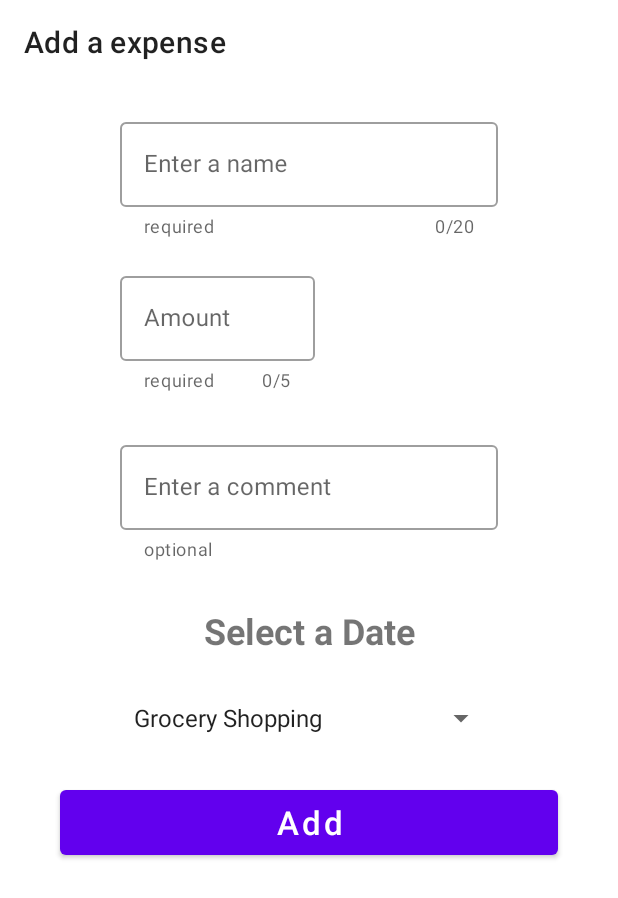
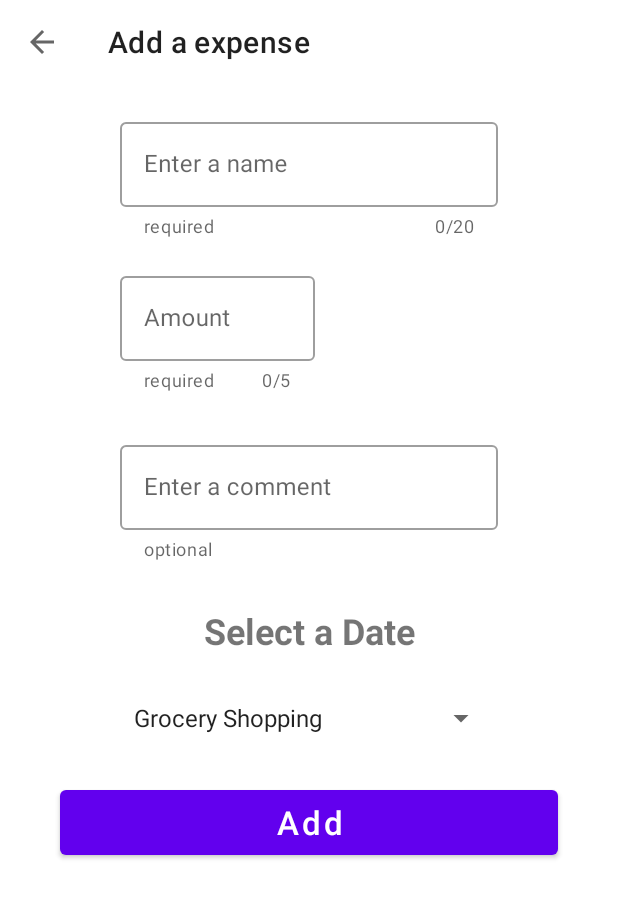
Before and after one commit to agul1no/ExpensesAppRoom, an Android app: the AddFragment screen opened through its navigation route, on a phone screen of 412 x 824 dp. Shown: the top 898 px of the screen. Run offline under Robolectric (Android 15) with nearby library versions, the phone set to English and light mode, and no system bars; our stand-ins replace Room's generated code, navigation-ui; 1 statement that could not run was skipped.

Commit message:
added back button to add fragment, max and min in the chart set when no entries, onBackPressed problem solved

```diff
--- a/app/src/main/java/com/example/expensesapproom/fragments/AddFragment.kt
+++ b/app/src/main/java/com/example/expensesapproom/fragments/AddFragment.kt
@@ -11,6 +11,7 @@ import android.view.View
 import android.view.ViewGroup
 import android.widget.AdapterView
 import android.widget.Toast
+import androidx.core.content.ContextCompat
 import androidx.lifecycle.ViewModelProvider
 import androidx.navigation.fragment.findNavController
 import com.example.expensesapproom.MainActivity
@@ -39,12 +40,17 @@ class AddFragment : Fragment() {
         // Inflate the layout for this fragment
         _binding = FragmentAddBinding.inflate(inflater,container,false)
 
-        binding.toolbarAddFragment.setTitle("Add a expense")
+        binding.toolbarAddFragment.title = "Add a expense"
+        binding.toolbarAddFragment.navigationIcon = ContextCompat.getDrawable(requireContext(),R.drawable.ic_arrow_back)
 
         expenseViewModel = ViewModelProvider(this).get(ExpenseViewModel::class.java)
 
         binding.tvDate.setOnClickListener {
             datePickerDialog()
+        }
+
+        binding.toolbarAddFragment.setNavigationOnClickListener {
+                    findNavController().navigate(R.id.action_addFragment_to_homeFragment)
         }
 
         //reading input of the spinner
--- a/app/src/main/java/com/example/expensesapproom/fragments/DashboardFragment.kt
+++ b/app/src/main/java/com/example/expensesapproom/fragments/DashboardFragment.kt
@@ -103,6 +103,12 @@ class DashboardFragment : Fragment() {
             Configuration.UI_MODE_NIGHT_NO -> {color = Color.BLACK}
             Configuration.UI_MODE_NIGHT_UNDEFINED -> {Color.RED}
         }
+
+        if(dataYAxis.sum() == 0.0f){
+            binding.lineChart.axisLeft.axisMaximum = 500f
+            binding.lineChart.axisLeft.axisMinimum = 0f
+        }
+
         binding.lineChart.data = LineData(_lineDataSet.value)
         binding.lineChart.apply {
             invalidate()
--- a/app/src/main/java/com/example/expensesapproom/fragments/SearchFragment.kt
+++ b/app/src/main/java/com/example/expensesapproom/fragments/SearchFragment.kt
@@ -52,10 +52,6 @@ class SearchFragment : Fragment() {
                     findNavController().navigate(R.id.action_searchFragment_to_addFragment)
                     true
                 }
-//                R.id.action_done -> {
-//                    // Save profile changes
-//                    true
-//                }
                 else -> false
             }
         }
@@ -85,7 +81,7 @@ class SearchFragment : Fragment() {
                     binding.tvSearchMessage.visibility = View.GONE
                     binding.tvNotFoundMessage.visibility = View.GONE
                 }
-                if(adapter.itemCount == 0){
+                if(adapter.itemCount == 0 && s.toString().isNotEmpty()){
                     binding.tvNotFoundMessage.visibility = View.VISIBLE
                 }else{
                     binding.tvNotFoundMessage.visibility = View.GONE
--- /dev/null
+++ b/app/src/main/res/drawable/ic_arrow_back.xml
@@ -0,0 +1,11 @@
+<vector xmlns:android="http://schemas.android.com/apk/res/android"
+    android:width="24dp"
+    android:height="24dp"
+    android:viewportWidth="24"
+    android:viewportHeight="24"
+    android:tint="?attr/colorControlNormal"
+    android:autoMirrored="true">
+  <path
+      android:fillColor="@android:color/white"
+      android:pathData="M20,11H7.83l5.59,-5.59L12,4l-8,8 8,8 1.41,-1.41L7.83,13H20v-2z"/>
+</vector>
--- a/app/src/main/res/layout/activity_main.xml
+++ b/app/src/main/res/layout/activity_main.xml
@@ -30,16 +30,16 @@
         app:layout_constraintTop_toTopOf="parent"
         app:navGraph="@navigation/my_nav" />
 
-    <androidx.appcompat.widget.ActionMenuView
-        android:id="@+id/topmenu"
-        android:layout_width="wrap_content"
-        android:layout_height="wrap_content"
-        android:layout_marginTop="24dp"
-        app:layout_constraintEnd_toEndOf="parent"
-        app:layout_constraintHorizontal_bias="0.5"
-        app:layout_constraintStart_toStartOf="parent"
-        app:layout_constraintTop_toTopOf="parent"
-        app:menu="@menu/homefragment_top_menu"/>
+<!--    <androidx.appcompat.widget.ActionMenuView-->
+<!--        android:id="@+id/topmenu"-->
+<!--        android:layout_width="wrap_content"-->
+<!--        android:layout_height="wrap_content"-->
+<!--        android:layout_marginTop="24dp"-->
+<!--        app:layout_constraintEnd_toEndOf="parent"-->
+<!--        app:layout_constraintHorizontal_bias="0.5"-->
+<!--        app:layout_constraintStart_toStartOf="parent"-->
+<!--        app:layout_constraintTop_toTopOf="parent"-->
+<!--        app:menu="@menu/homefragment_top_menu"/>-->
 
 
 </androidx.constraintlayout.widget.ConstraintLayout>
```
Also changed, not shown: app/src/main/java/com/example/expensesapproom/MainActivity.kt (+7 -4 lines).
